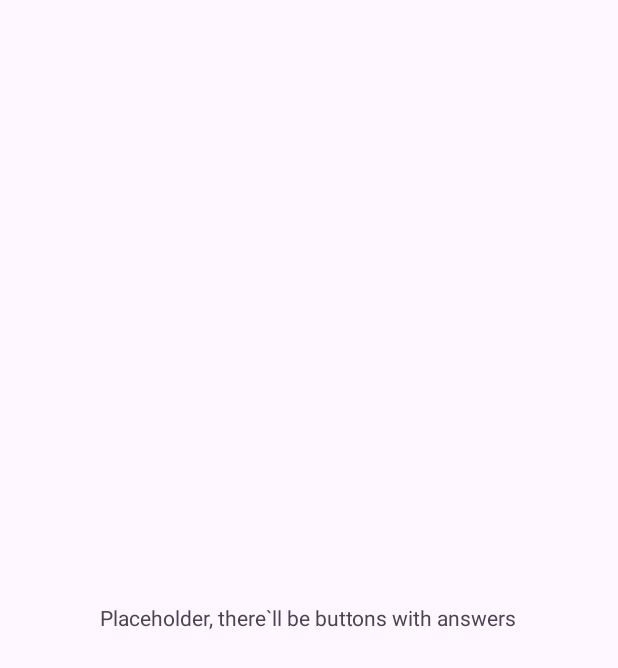
After one commit to bartoszK-zst/AndroidStudioMiniQuiz, an Android app: the fragment AnswersViewFragment shown on its own in the app's theme, on a phone screen of 412 x 824 dp. The commit adds this screen. Shown: the top 668 px of the screen. Run offline under Robolectric (Android 15) with nearby library versions, the phone set to English and light mode, and no system bars.

Commit message:
nwm błąd

```diff
--- /dev/null
+++ b/app/src/main/java/com/example/miniquiz/AnswersViewFragment.java
@@ -0,0 +1,9 @@
+package com.example.miniquiz;
+
+import androidx.fragment.app.Fragment;
+
+public class AnswersViewFragment extends Fragment {
+    public AnswersViewFragment(){
+        super(R.layout.answers_view);
+    }
+}
--- a/app/src/main/res/layout/answers_view.xml
+++ b/app/src/main/res/layout/answers_view.xml
@@ -7,5 +7,9 @@
         android:orientation="vertical"
         android:gravity="center">
 
+    <TextView
+        android:layout_width="wrap_content"
+        android:layout_height="wrap_content"
+        android:text="Placeholder, there`ll be buttons with answers"/>
 
 </LinearLayout>
--- a/app/src/main/res/layout/quiz_view.xml
+++ b/app/src/main/res/layout/quiz_view.xml
@@ -7,6 +7,10 @@
         android:orientation="vertical"
         android:gravity="center">
 
+        <androidx.fragment.app.FragmentContainerView
+            android:id="@+id/fragment_container_view"
+            android:layout_width="match_parent"
+            android:layout_height="match_parent"/>
         <TextView
             android:layout_width="match_parent"
             android:layout_height="wrap_content"
```
Also changed, not shown: app/src/main/java/com/example/miniquiz/QuizViewFragment.java (+20 -0 lines).
